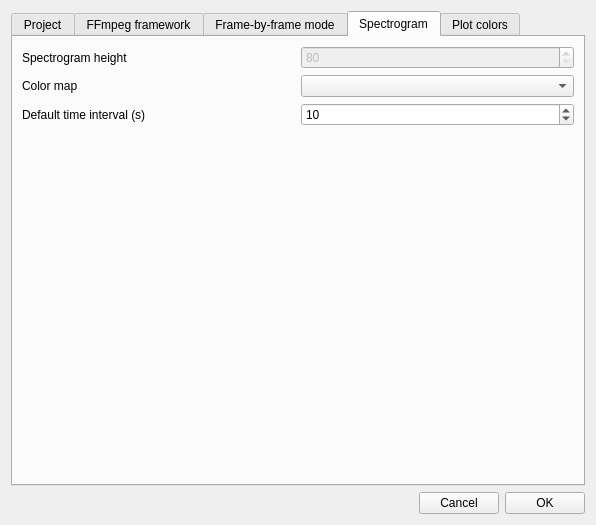
Before: the Qt Designer form src/preferences.ui in olivierfriard/BORIS, drawn with Qt 5.
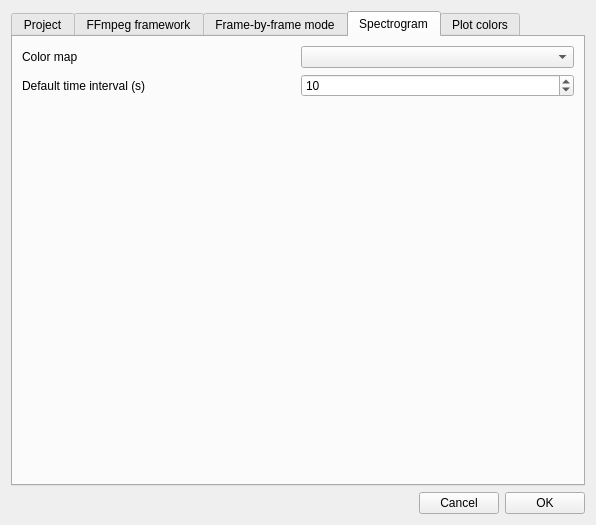
After: the same form once the commit is applied.

Commit message: fix dock widget initial positions, added spectrogram intervals

```diff
--- a/src/preferences.ui
+++ b/src/preferences.ui
@@ -389,36 +389,6 @@
          <string>Spectrogram</string>
         </attribute>
         <layout class="QVBoxLayout" name="verticalLayout_8">
-         <item>
-          <layout class="QHBoxLayout" name="horizontalLayout_6">
-           <item>
-            <widget class="QLabel" name="lbspectrogram">
-             <property name="text">
-              <string>Spectrogram height</string>
-             </property>
-             <property name="wordWrap">
-              <bool>true</bool>
-             </property>
-            </widget>
-           </item>
-           <item>
-            <widget class="QSpinBox" name="sbSpectrogramHeight">
-             <property name="enabled">
-              <bool>false</bool>
-             </property>
-             <property name="minimum">
-              <number>80</number>
-             </property>
-             <property name="maximum">
-              <number>400</number>
-             </property>
-             <property name="singleStep">
-              <number>80</number>
-             </property>
-            </widget>
-           </item>
-          </layout>
-         </item>
          <item>
           <layout class="QHBoxLayout" name="horizontalLayout_7">
            <item>
```
The commit also changes 12 other files.
